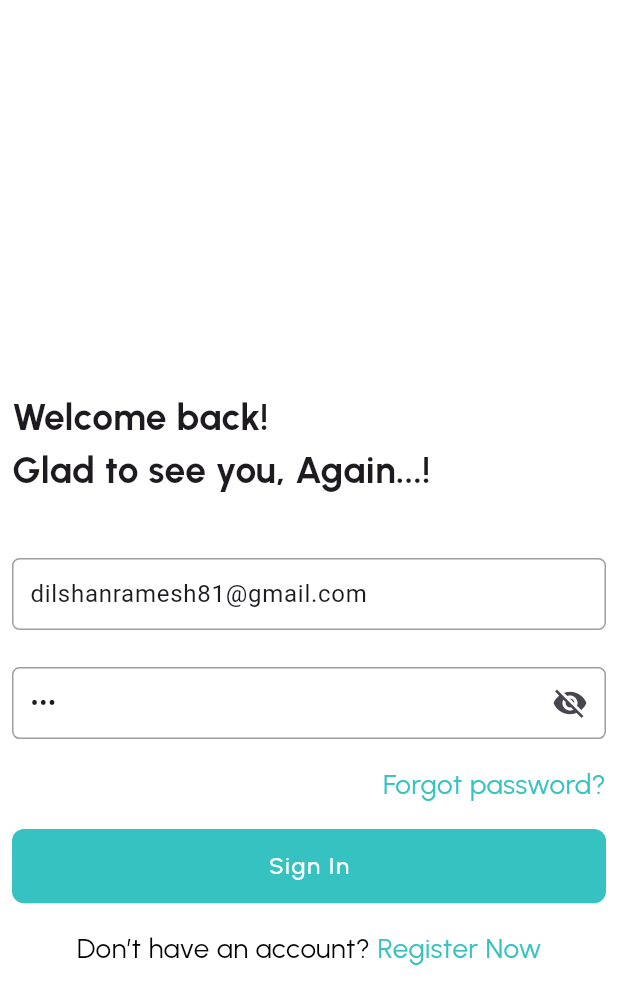
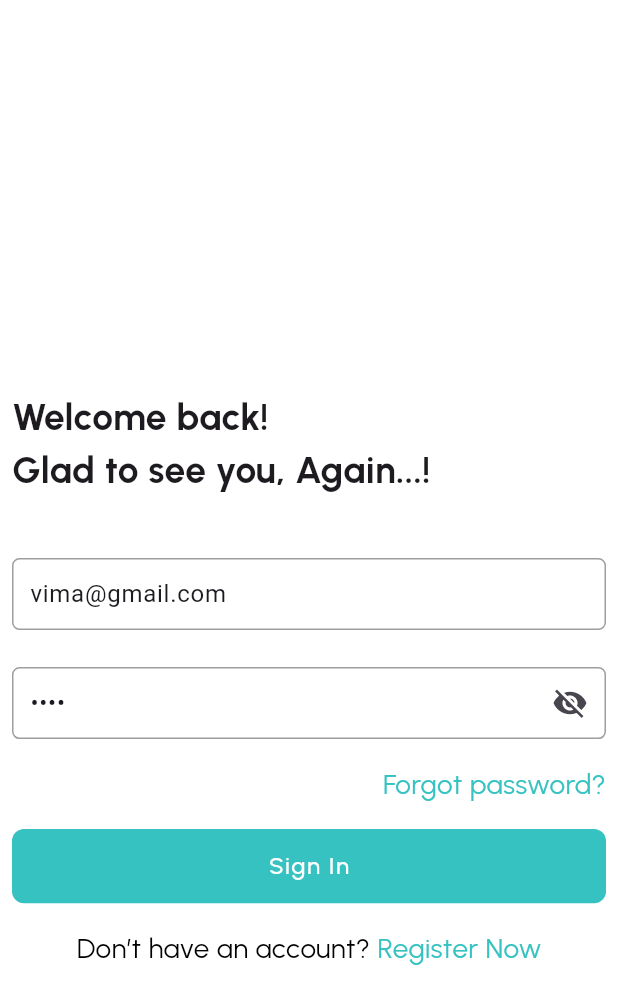
Before and after one commit to VimansaAbhayasekara/SafeDrive-frontend, a Flutter app: the screen it shows after launch, on a phone screen of 412 x 824 dp. Shown: the top 1004 px of the screen. Run offline on Flutter 3.47's test engine with Material 3 defaults, Android fonts, the phone set to English and light mode, and no system bars; our stand-ins replace firebase_core, firebase_messaging, flutter_dotenv, flutter_local_notifications, flutter_secure_storage, google_fonts and 2 more; accounts and stored records are empty.

Commit message:
Backend Deploy

```diff
--- a/lib/screens/auth/login.dart
+++ b/lib/screens/auth/login.dart
@@ -16,9 +16,9 @@ class Login extends StatefulWidget {
 class _LoginState extends State<Login> {
   final _formKey = GlobalKey<FormState>();
   final TextEditingController _emailController =
-      TextEditingController(text: 'dilshanramesh81@gmail.com');
+      TextEditingController(text: 'vima@gmail.com');
   final TextEditingController _passwordController =
-      TextEditingController(text: '123');
+      TextEditingController(text: 'vima');
 
   bool isVisible = true;
   String? error;
--- a/pubspec.yaml
+++ b/pubspec.yaml
@@ -23,6 +23,7 @@ dependencies:
   firebase_core: ^2.25.4
   firebase_messaging: ^14.7.16
   flutter_local_notifications: ^16.3.2
+  provider: ^6.1.2
 
 dev_dependencies:
   flutter_test:
```
Also changed, not shown: pubspec.lock, 2 other files.
